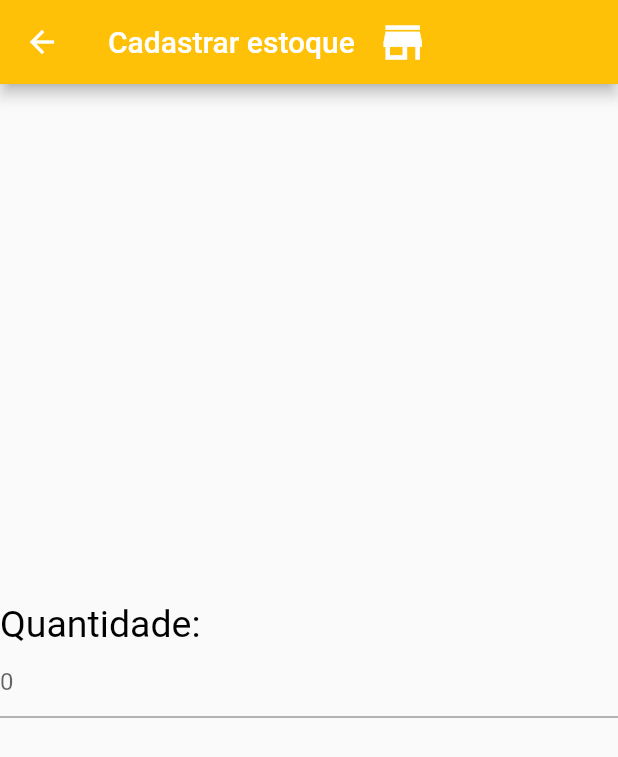
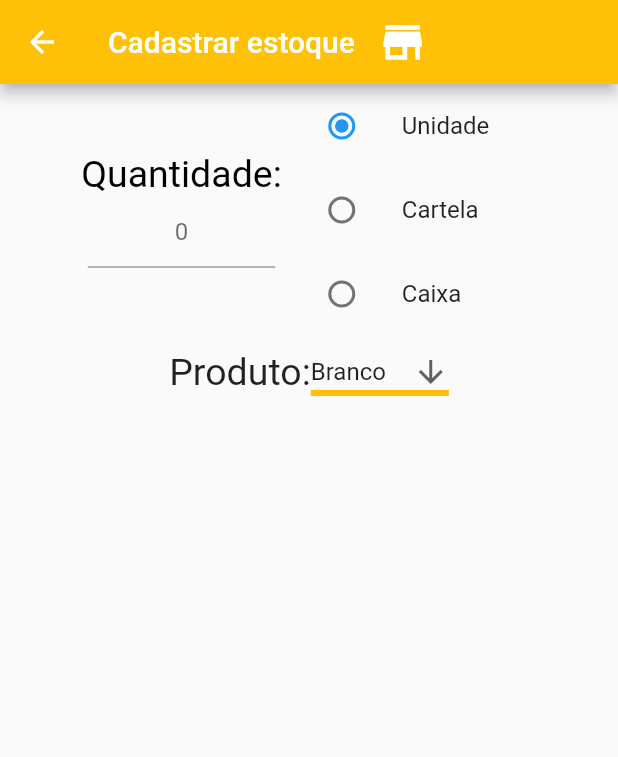
Before and after one commit to mfguerreiro/OvoApp, a Flutter app: the Inventory screen opened directly, on a phone screen of 412 x 824 dp. Shown: the top 757 px of the screen. Run offline on Flutter 3.47's test engine with Material 2 defaults, Android fonts, the phone set to English and light mode, and no system bars; our stand-ins replace flutter_easyloading, flutter_slidable, shared_preferences, splashscreen; missing offline and left inert: platform_device_id; accounts and stored records are empty; network calls fail.

Commit message:
inventoryScreen

```diff
--- a/lib/inventory/inventory.dart
+++ b/lib/inventory/inventory.dart
@@ -1,17 +1,28 @@
 import 'package:flutter/material.dart';
+
+const List<String> list = <String>[
+  'Branco',
+  'Vermelho',
+  'Codorna',
+];
 
 class Inventory extends StatefulWidget {
   @override
   InventoryState createState() => InventoryState();
 }
 
+enum TypeQuantity { unity, box, carton }
+
 class InventoryState extends State<Inventory> {
   get child => null;
+  TypeQuantity? _character = TypeQuantity.unity;
 
   @override
   Widget build(BuildContext context) {
     var width = (MediaQuery.of(context).size.width / 13);
+    String dropdownValue = list.first;
     return Scaffold(
+      resizeToAvoidBottomInset: false,
       appBar: AppBar(
           backgroundColor: Colors.amber,
           title: Row(
@@ -29,38 +40,118 @@ class InventoryState extends State<Inventory> {
             ],
           )),
       body: Column(
+        mainAxisAlignment: MainAxisAlignment.start,
+        children: [
+          Row(
             mainAxisAlignment: MainAxisAlignment.center,
             children: [
-          Row(
-            children: const [
-
-
-                Text(
+              Column(
+                children: [
+                  const Text(
                     'Quantidade:',
                     style: TextStyle(
                       color: Colors.black,
                       fontSize: 25.0,
                     ),
                   ),
-
-            ],
-          ),
-          Row(
-            children: const [
-              Expanded(
-                child: SizedBox(
-                  width: 15.0,
+                  SizedBox(
+                    width: 125.0,
                     child: TextField(
+                      textAlign: TextAlign.center,
                       decoration: InputDecoration(
                         hintText: ('0'),
                       ),
                     ),
+                  ),
+                ],
+              ),
+              Column(
+                children: <Widget>[
+                  SizedBox(
+                    width: 170,
+                    child: ListTile(
+                      title: const Text('Unidade'),
+                      leading: Radio<TypeQuantity>(
+                          value: TypeQuantity.unity,
+                          groupValue: _character,
+                          onChanged: (TypeQuantity? value) {
+                            setState(() {
+                              _character = value;
+                            });
+                          }),
+                    ),
+                  ),
+                  SizedBox(
+                    width: 170,
+                    child: ListTile(
+                      title: const Text('Cartela'),
+                      leading: Radio<TypeQuantity>(
+                          value: TypeQuantity.carton,
+                          groupValue: _character,
+                          onChanged: (TypeQuantity? value) {
+                            setState(() {
+                              _character = value;
+                            });
+                          }),
+                    ),
+                  ),
+                  SizedBox(
+                    width: 170,
+                    child: ListTile(
+                      title: const Text('Caixa'),
+                      leading: Radio<TypeQuantity>(
+                          value: TypeQuantity.box,
+                          groupValue: _character,
+                          onChanged: (TypeQuantity? value) {
+                            setState(() {
+                              _character = value;
+                            });
+                          }),
                     ),
                   ),
                 ],
               ),
             ],
           ),
+          Row(
+            mainAxisAlignment: MainAxisAlignment.center,
+            children: [
+
+            const Text(
+                  'Produto:',
+                  style: TextStyle(
+                    fontSize: 25.0,
+                  ),
+                ),
+
+
+                DropdownButton<String>(
+                  value: dropdownValue,
+                  icon: const Icon(Icons.arrow_downward),
+                  elevation: 16,
+
+                  underline: Container(
+                    height: 4,
+                    color: Colors.amber,
+                  ),
+                  onChanged: (String? value) {
+                    // This is called when the user selects an item.
+                    setState(() {
+                      dropdownValue = value!;
+                    });
+                  },
+                  items: list.map<DropdownMenuItem<String>>((String value) {
+                    return DropdownMenuItem<String>(
+                      value: value,
+                      child: Text(value),
+                    );
+                  }).toList(),
+                ),
+
+            ],
+          )
+        ],
+      ),
     );
   }
 }
```
Lines whose indentation alone changed are shown as unchanged.
